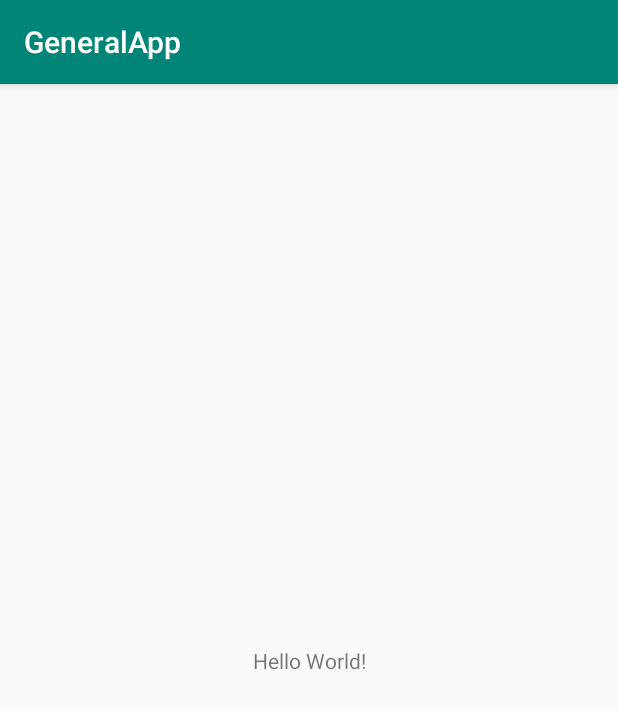
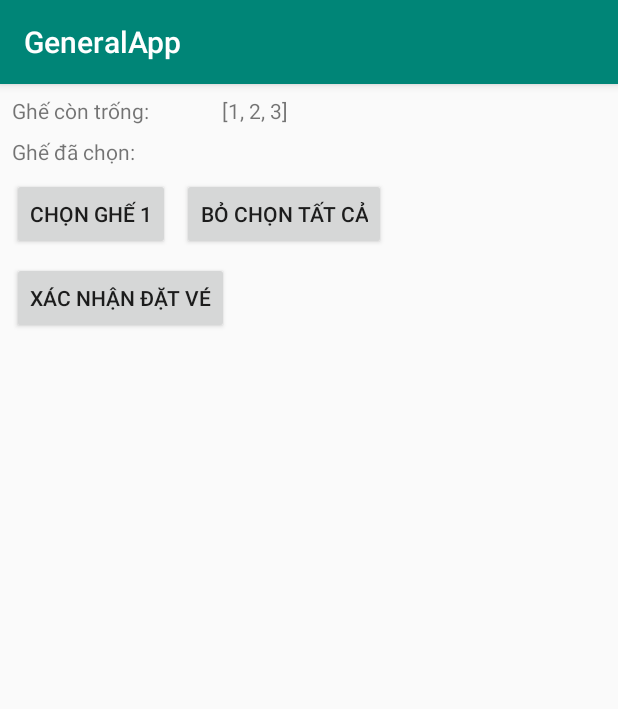
Before and after one commit to trunghq3101/general-app, an Android app: the screen it shows after launch (MainActivity), on a phone screen of 412 x 824 dp. Shown: the top 709 px of the screen. Run offline under Robolectric (Android 15) with nearby library versions, the phone set to English and light mode, and no system bars.

```diff
--- a/app/build.gradle
+++ b/app/build.gradle
@@ -23,10 +23,13 @@ android {
 }
 
 dependencies {
+    def lifecycle_version = "2.0.0"
     implementation fileTree(dir: 'libs', include: ['*.jar'])
-    implementation"org.jetbrains.kotlin:kotlin-stdlib-jdk7:$kotlin_version"
+    implementation "org.jetbrains.kotlin:kotlin-stdlib-jdk7:$kotlin_version"
     implementation 'androidx.appcompat:appcompat:1.0.0-beta01'
     implementation 'androidx.constraintlayout:constraintlayout:1.1.3'
+    implementation 'androidx.legacy:legacy-support-v4:1.0.0-beta01'
+    implementation "androidx.lifecycle:lifecycle-extensions:$lifecycle_version"
     testImplementation 'junit:junit:4.12'
     androidTestImplementation 'androidx.test:runner:1.1.0-alpha4'
     androidTestImplementation 'androidx.test.espresso:espresso-core:3.1.0-alpha4'
--- /dev/null
+++ b/app/src/main/java/com/trunghoang/generalapp/BookingFragment.kt
@@ -0,0 +1,46 @@
+package com.trunghoang.generalapp
+
+import android.os.Bundle
+import android.view.LayoutInflater
+import android.view.View
+import android.view.ViewGroup
+import androidx.fragment.app.Fragment
+import androidx.lifecycle.Observer
+import androidx.lifecycle.ViewModelProviders
+import kotlinx.android.synthetic.main.fragment_booking.*
+
+class BookingFragment : Fragment() {
+    private val viewModel by lazy {
+        ViewModelProviders.of(this)[BookingViewModel::class.java]
+    }
+
+    override fun onCreateView(
+        inflater: LayoutInflater, container: ViewGroup?,
+        savedInstanceState: Bundle?
+    ): View? {
+        return inflater.inflate(R.layout.fragment_booking, container, false)
+    }
+
+    override fun onViewCreated(view: View, savedInstanceState: Bundle?) {
+        buttonBook1.setOnClickListener {
+            viewModel.bookASeat(1)
+        }
+        buttonConfirm.setOnClickListener {
+            viewModel.confirmBooking()
+        }
+        buttonClearAll.setOnClickListener {
+            viewModel.clearAllSeats()
+        }
+        viewModel.availableSeats.observe(this, Observer { seats ->
+            textAvailableSeats.text = seats.toString()
+        })
+        viewModel.bookingSeats.observe(this, Observer { seats ->
+            textBookingSeats.text = seats.toString()
+        })
+    }
+
+    companion object {
+        @JvmStatic
+        fun newInstance() = BookingFragment()
+    }
+}
--- /dev/null
+++ b/app/src/main/java/com/trunghoang/generalapp/BookingViewModel.kt
@@ -0,0 +1,32 @@
+package com.trunghoang.generalapp
+
+import androidx.lifecycle.MutableLiveData
+import androidx.lifecycle.ViewModel
+
+class BookingViewModel: ViewModel() {
+    private val repository = Repository()
+    val availableSeats = MutableLiveData<List<Int>>().apply {
+        value = arrayListOf(1, 2, 3)
+    }
+    val bookingSeats = MutableLiveData<List<Int>>()
+
+    fun bookASeat(seatNumber: Int) {
+        bookingSeats.value = ArrayList<Int>().apply {
+            bookingSeats.value?.let {
+                addAll(it)
+            }
+            add(seatNumber)
+        }
+    }
+
+    fun clearAllSeats() {
+        bookingSeats.value = ArrayList()
+        availableSeats.value = repository.getAvailableSeats()
+    }
+
+    fun confirmBooking() {
+        bookingSeats.value?.let {
+            repository.sendBookingRequest(it)
+        }
+    }
+}
--- a/app/src/main/java/com/trunghoang/generalapp/MainActivity.kt
+++ b/app/src/main/java/com/trunghoang/generalapp/MainActivity.kt
@@ -8,5 +8,8 @@ class MainActivity : AppCompatActivity() {
     override fun onCreate(savedInstanceState: Bundle?) {
         super.onCreate(savedInstanceState)
         setContentView(R.layout.activity_main)
+        supportFragmentManager.beginTransaction()
+            .add(R.id.constraintMain, BookingFragment.newInstance())
+            .commit()
     }
 }
--- /dev/null
+++ b/app/src/main/java/com/trunghoang/generalapp/Repository.kt
@@ -0,0 +1,6 @@
+package com.trunghoang.generalapp
+
+class Repository {
+    fun sendBookingRequest(seats: List<Int>) {}
+    fun getAvailableSeats() = arrayListOf(2, 3)
+}
--- a/app/src/main/res/layout/activity_main.xml
+++ b/app/src/main/res/layout/activity_main.xml
@@ -1,19 +1,8 @@
 <?xml version="1.0" encoding="utf-8"?>
-<androidx.constraintlayout.widget.ConstraintLayout
-        xmlns:android="http://schemas.android.com/apk/res/android"
-        xmlns:tools="http://schemas.android.com/tools"
-        xmlns:app="http://schemas.android.com/apk/res-auto"
-        android:layout_width="match_parent"
-        android:layout_height="match_parent"
-        tools:context=".MainActivity">
-
-    <TextView
-            android:layout_width="wrap_content"
-            android:layout_height="wrap_content"
-            android:text="Hello World!"
-            app:layout_constraintBottom_toBottomOf="parent"
-            app:layout_constraintLeft_toLeftOf="parent"
-            app:layout_constraintRight_toRightOf="parent"
-            app:layout_constraintTop_toTopOf="parent"/>
-
-</androidx.constraintlayout.widget.ConstraintLayout>
+<androidx.constraintlayout.widget.ConstraintLayout xmlns:android="http://schemas.android.com/apk/res/android"
+    xmlns:app="http://schemas.android.com/apk/res-auto"
+    xmlns:tools="http://schemas.android.com/tools"
+    android:id="@+id/constraintMain"
+    android:layout_width="match_parent"
+    android:layout_height="match_parent"
+    tools:context=".MainActivity" />
--- /dev/null
+++ b/app/src/main/res/layout/fragment_booking.xml
@@ -0,0 +1,90 @@
+<?xml version="1.0" encoding="utf-8"?>
+<androidx.constraintlayout.widget.ConstraintLayout xmlns:android="http://schemas.android.com/apk/res/android"
+    xmlns:app="http://schemas.android.com/apk/res-auto"
+    xmlns:tools="http://schemas.android.com/tools"
+    android:id="@+id/constraintBooking"
+    android:layout_width="match_parent"
+    android:layout_height="match_parent"
+    tools:context=".BookingFragment" >
+
+    <TextView
+        android:id="@+id/textBookingSeats"
+        android:layout_width="wrap_content"
+        android:layout_height="wrap_content"
+        app:layout_constraintBaseline_toBaselineOf="@+id/textBookingSeatsTitle"
+        app:layout_constraintEnd_toEndOf="@+id/textAvailableSeats"
+        app:layout_constraintHorizontal_bias="0.0"
+        app:layout_constraintStart_toStartOf="@+id/textAvailableSeats"
+        tools:text="1" />
+
+    <TextView
+        android:id="@+id/textBookingSeatsTitle"
+        android:layout_width="wrap_content"
+        android:layout_height="wrap_content"
+        android:layout_marginStart="8dp"
+        android:layout_marginLeft="8dp"
+        android:layout_marginTop="8dp"
+        android:layout_marginEnd="8dp"
+        android:layout_marginRight="8dp"
+        android:text="Ghế đã chọn:"
+        app:layout_constraintEnd_toEndOf="@+id/textAvailableSeatsTitle"
+        app:layout_constraintHorizontal_bias="0.0"
+        app:layout_constraintStart_toStartOf="parent"
+        app:layout_constraintTop_toBottomOf="@+id/textAvailableSeatsTitle" />
+
+    <Button
+        android:id="@+id/buttonBook1"
+        android:layout_width="wrap_content"
+        android:layout_height="wrap_content"
+        android:layout_marginStart="8dp"
+        android:layout_marginLeft="8dp"
+        android:layout_marginTop="8dp"
+        android:text="Chọn ghế 1"
+        app:layout_constraintStart_toStartOf="parent"
+        app:layout_constraintTop_toBottomOf="@+id/textBookingSeatsTitle" />
+
+    <Button
+        android:id="@+id/buttonConfirm"
+        android:layout_width="wrap_content"
+        android:layout_height="wrap_content"
+        android:layout_marginTop="8dp"
+        android:text="Xác nhận đặt vé"
+        app:layout_constraintStart_toStartOf="@+id/buttonBook1"
+        app:layout_constraintTop_toBottomOf="@+id/buttonBook1" />
+
+    <TextView
+        android:id="@+id/textAvailableSeatsTitle"
+        android:layout_width="wrap_content"
+        android:layout_height="wrap_content"
+        android:layout_marginStart="8dp"
+        android:layout_marginLeft="8dp"
+        android:layout_marginTop="8dp"
+        android:text="Ghế còn trống:"
+        app:layout_constraintStart_toStartOf="parent"
+        app:layout_constraintTop_toTopOf="parent" />
+
+    <TextView
+        android:id="@+id/textAvailableSeats"
+        android:layout_width="wrap_content"
+        android:layout_height="wrap_content"
+        android:layout_marginStart="8dp"
+        android:layout_marginLeft="8dp"
+        android:layout_marginEnd="8dp"
+        android:layout_marginRight="8dp"
+        app:layout_constraintBaseline_toBaselineOf="@+id/textAvailableSeatsTitle"
+        app:layout_constraintEnd_toEndOf="parent"
+        app:layout_constraintHorizontal_bias="0.16"
+        app:layout_constraintStart_toEndOf="@+id/textAvailableSeatsTitle"
+        tools:text="1, 2, 3" />
+
+    <Button
+        android:id="@+id/buttonClearAll"
+        android:layout_width="wrap_content"
+        android:layout_height="wrap_content"
+        android:layout_marginStart="8dp"
+        android:layout_marginLeft="8dp"
+        android:text="Bỏ chọn tất cả"
+        app:layout_constraintBaseline_toBaselineOf="@+id/buttonBook1"
+        app:layout_constraintStart_toEndOf="@+id/buttonBook1" />
+
+</androidx.constraintlayout.widget.ConstraintLayout>
--- a/app/src/main/res/values/strings.xml
+++ b/app/src/main/res/values/strings.xml
@@ -1,3 +1,6 @@
 <resources>
     <string name="app_name">GeneralApp</string>
+
+    <!-- TODO: Remove or change this placeholder text -->
+    <string name="hello_blank_fragment">Hello blank fragment</string>
 </resources>
--- a/build.gradle
+++ b/build.gradle
@@ -8,7 +8,7 @@ buildscript {
 
     }
     dependencies {
-        classpath 'com.android.tools.build:gradle:3.3.2'
+        classpath 'com.android.tools.build:gradle:3.4.0'
         classpath "org.jetbrains.kotlin:kotlin-gradle-plugin:$kotlin_version"
         // NOTE: Do not place your application dependencies here; they belong
         // in the individual module build.gradle files
```
Also changed, not shown: gradle/wrapper/gradle-wrapper.properties.
